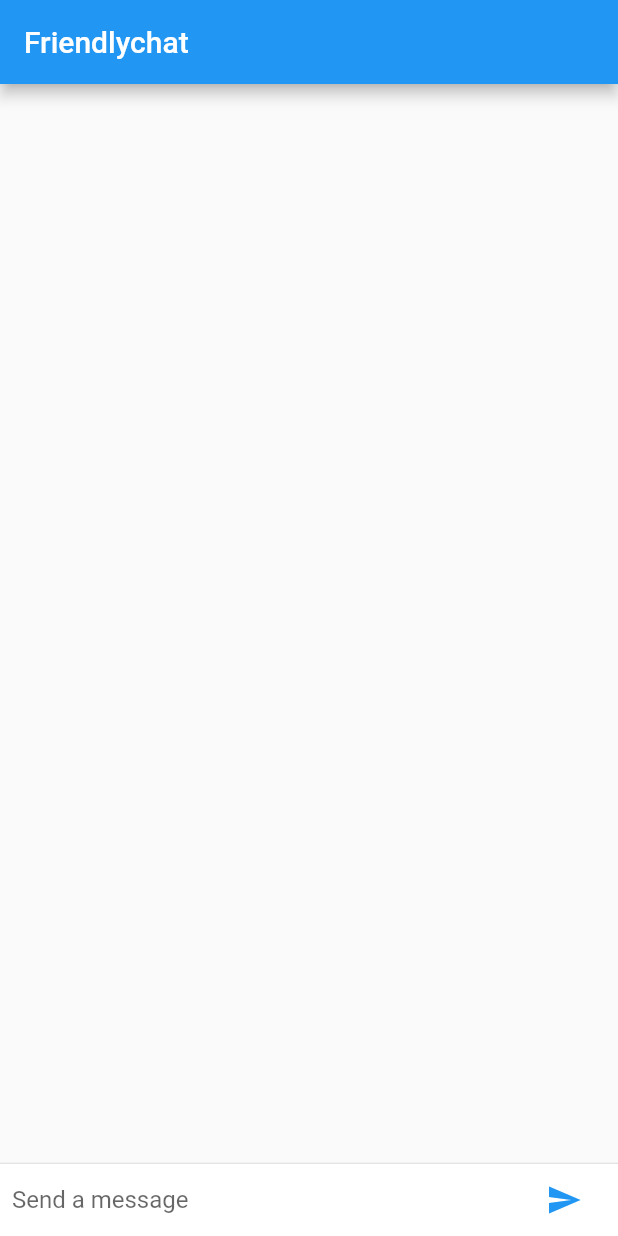
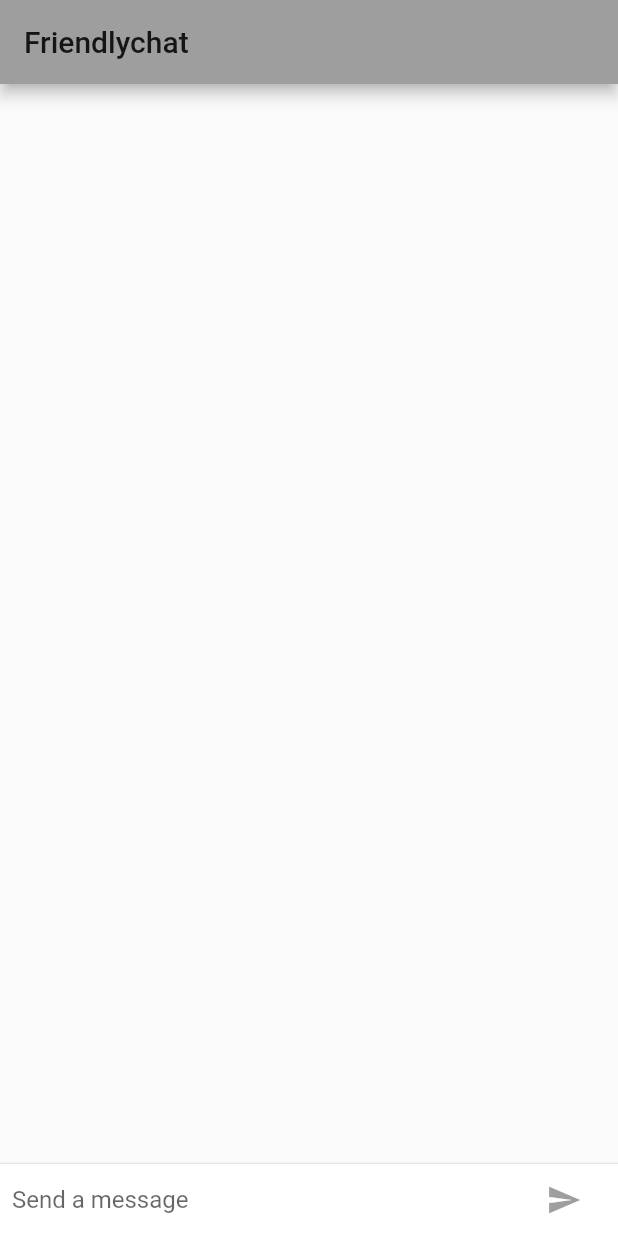
Before and after one commit to jsierra93/chat_flutter, a Flutter app: the screen it shows after launch, on a phone screen of 412 x 824 dp. Run offline on Flutter 3.47's test engine with Material 2 defaults, Android fonts, the phone set to English and light mode, and no system bars.

Commit message:
Se agrega temas para cada SO y finalizan animaciones

```diff
--- a/lib/main.dart
+++ b/lib/main.dart
@@ -1,4 +1,6 @@
 
+import 'package:flutter/cupertino.dart';
+import 'package:flutter/foundation.dart';
 import 'package:flutter/material.dart';
 
 const String _name = "Jsierra";
@@ -11,7 +13,10 @@ class FriendlychatApp extends StatelessWidget {
   @override
   Widget build(BuildContext context) {
     return new MaterialApp(
-      title: "Chat Flutter",
+      title: "Friendlychat",
+      theme: defaultTargetPlatform == TargetPlatform.iOS         //new
+          ? kIOSTheme                                              //new
+          : kDefaultTheme,                                         //new
       home: new ChatScreen(),
     );
   }
@@ -22,82 +27,121 @@ class ChatScreen extends StatefulWidget {                     //modified
   State createState() => new ChatScreenState();                    //new
 }
 
-class ChatScreenState extends State<ChatScreen> {
+class ChatScreenState extends State<ChatScreen> with TickerProviderStateMixin {
   @override
   Widget build(BuildContext context) {
     return new Scaffold(
-      appBar: new AppBar(title: new Text("Friendlychat")),
-      body: new Column(                                        //modified
-        children: <Widget>[                                         //new
-          new Flexible(                                             //new
-            child: new ListView.builder(                            //new
-              padding: new EdgeInsets.all(8.0),                     //new
-              reverse: true,                                        //new
-              itemBuilder: (_, int index) => _messages[index],      //new
-              itemCount: _messages.length,                          //new
-            ),                                                      //new
-          ),                                                        //new
-          new Divider(height: 1.0),                                 //new
-          new Container(                                            //new
-            decoration: new BoxDecoration(
-                color: Theme.of(context).cardColor),                  //new
-            child: _buildTextComposer(),                       //modified
-          ),                                                        //new
-        ],                                                          //new
-      ),                                                            //new
+      appBar: new AppBar(
+          title: new Text("Friendlychat"),
+          elevation:
+          Theme.of(context).platform == TargetPlatform.iOS ? 0.0 : 4.0),
+      body: new Container(                                             //modified
+          child: new Column(                                           //modified
+            children: <Widget>[
+              new Flexible(
+                child: new ListView.builder(
+                  padding: new EdgeInsets.all(8.0),
+                  reverse: true,
+                  itemBuilder: (_, int index) => _messages[index],
+                  itemCount: _messages.length,
+                ),
+              ),
+              new Divider(height: 1.0),
+              new Container(
+                decoration: new BoxDecoration(color: Theme.of(context).cardColor),
+                child: _buildTextComposer(),
+              ),
+            ],
+          ),
+          decoration: Theme.of(context).platform == TargetPlatform.iOS //new
+              ? new BoxDecoration(                                     //new
+            border: new Border(                                  //new
+              top: new BorderSide(color: Colors.grey[200]),      //new
+            ),                                                   //new
+          )                                                      //new
+              : null),                                                 //modified
     );
   }
 
   final TextEditingController _textController = new TextEditingController();
   final List<ChatMessage> _messages = <ChatMessage>[];             // new
+  bool _isComposing = false;                                      //new
 
 
   Widget _buildTextComposer() {
-    return new IconTheme(                                            //new
-      data: new IconThemeData(color: Theme.of(context).accentColor), //new
-      child: new Container(                                     //modified
+    return new IconTheme(
+      data: new IconThemeData(color: Theme.of(context).accentColor),
+      child: new Container(
         margin: const EdgeInsets.symmetric(horizontal: 8.0),
         child: new Row(
           children: <Widget>[
             new Flexible(
               child: new TextField(
                 controller: _textController,
+                onChanged: (String text) {          //new
+                  setState(() {                     //new
+                    _isComposing = text.length > 0; //new
+                  });                               //new
+                },                                  //new
                 onSubmitted: _handleSubmitted,
-                decoration: new InputDecoration.collapsed(
-                    hintText: "Send a message"),
+                decoration:
+                new InputDecoration.collapsed(hintText: "Send a message"),
               ),
             ),
             new Container(
               margin: new EdgeInsets.symmetric(horizontal: 4.0),
               child: new IconButton(
                 icon: new Icon(Icons.send),
-                  onPressed: () => _handleSubmitted(_textController.text)),
+                onPressed: _isComposing
+                    ? () => _handleSubmitted(_textController.text)    //modified
+                    : null,                                           //modified
+              ),
             ),
           ],
         ),
-      ),                                                             //new
+      ),
     );
   }
 
   void _handleSubmitted(String text) {
     _textController.clear();
-    ChatMessage message = new ChatMessage(                         //new
-      text: text,                                                  //new
-    );                                                             //new
-    setState(() {                                                  //new
-      _messages.insert(0, message);                                //new
-    });                                                            //new
+    setState(() {                                                    //new
+      _isComposing = false;                                          //new
+    });                                                              //new
+    ChatMessage message = new ChatMessage(
+      text: text,
+      animationController: new AnimationController(
+        duration: new Duration(milliseconds: 700),
+        vsync: this,
+      ),
+    );
+    setState(() {
+      _messages.insert(0, message);
+    });
+    message.animationController.forward();
+  }
+
+  @override
+  void dispose() {                                                   //new
+    for (ChatMessage message in _messages)                           //new
+      message.animationController.dispose();                         //new
+    super.dispose();                                                 //new
   }
 
 }
 
 
 class ChatMessage extends StatelessWidget {
-  ChatMessage({this.text});
+  ChatMessage({this.text, this.animationController});
   final String text;
+  final AnimationController animationController;
   @override
   Widget build(BuildContext context) {
-    return new Container(
+    return new SizeTransition(                                    //new
+        sizeFactor: new CurvedAnimation(                              //new
+            parent: animationController, curve: Curves.easeOut),      //new
+        axisAlignment: 0.0,                                           //new
+        child: new Container(                                    //modified
           margin: const EdgeInsets.symmetric(vertical: 10.0),
           child: new Row(
             crossAxisAlignment: CrossAxisAlignment.start,
@@ -106,7 +150,8 @@ class ChatMessage extends StatelessWidget {
                 margin: const EdgeInsets.only(right: 16.0),
                 child: new CircleAvatar(child: new Text(_name[0])),
               ),
-          new Column(
+              new Expanded(                                               //new
+                child: new Column(                                   //modified
                   crossAxisAlignment: CrossAxisAlignment.start,
                   children: <Widget>[
                     new Text(_name, style: Theme.of(context).textTheme.subhead),
@@ -116,8 +161,21 @@ class ChatMessage extends StatelessWidget {
                     ),
                   ],
                 ),
+              ),
             ],
           ),
+        )                                                           //new
     );
   }
 }
+
+final ThemeData kIOSTheme = new ThemeData(
+  primarySwatch: Colors.orange,
+  primaryColor: Colors.grey[100],
+  primaryColorBrightness: Brightness.light,
+);
+
+final ThemeData kDefaultTheme = new ThemeData(
+  primarySwatch: Colors.grey,
+  accentColor: Colors.blue,
+);
```
Lines whose indentation alone changed are shown as unchanged.
